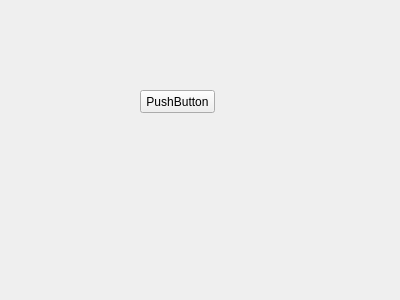
Before: the Qt Designer form PCM/qt_gui/ui/testUi.ui in FLOWERCLOUD/ebpd_vs2015, drawn with Qt 5.
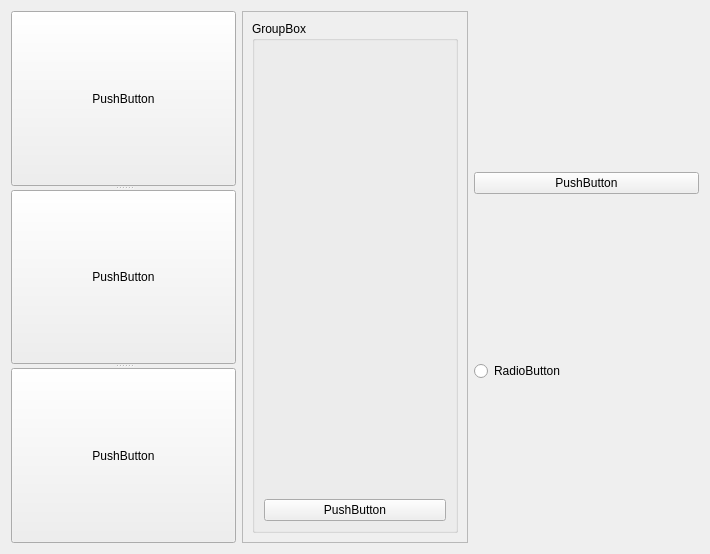
After: the same form once the commit is applied. Icons and pictures are not drawn.

Diff of the .ui file:
```diff
--- a/PCM/qt_gui/ui/testUi.ui
+++ b/PCM/qt_gui/ui/testUi.ui
@@ -6,26 +6,93 @@
    <rect>
     <x>0</x>
     <y>0</y>
-    <width>400</width>
-    <height>300</height>
+    <width>710</width>
+    <height>554</height>
    </rect>
   </property>
   <property name="windowTitle">
    <string>Form</string>
   </property>
-  <widget class="QPushButton" name="pushButton">
-   <property name="geometry">
-    <rect>
-     <x>140</x>
-     <y>90</y>
-     <width>75</width>
-     <height>23</height>
-    </rect>
-   </property>
-   <property name="text">
-    <string>PushButton</string>
-   </property>
-  </widget>
+  <layout class="QHBoxLayout" name="horizontalLayout">
+   <item>
+    <widget class="QSplitter" name="splitter">
+     <property name="orientation">
+      <enum>Qt::Vertical</enum>
+     </property>
+     <widget class="QPushButton" name="pushButton">
+      <property name="text">
+       <string>PushButton</string>
+      </property>
+     </widget>
+     <widget class="QPushButton" name="pushButton_3">
+      <property name="text">
+       <string>PushButton</string>
+      </property>
+     </widget>
+     <widget class="QPushButton" name="pushButton_2">
+      <property name="text">
+       <string>PushButton</string>
+      </property>
+     </widget>
+    </widget>
+   </item>
+   <item>
+    <widget class="QFrame" name="frame">
+     <property name="frameShape">
+      <enum>QFrame::StyledPanel</enum>
+     </property>
+     <property name="frameShadow">
+      <enum>QFrame::Raised</enum>
+     </property>
+     <layout class="QHBoxLayout" name="horizontalLayout_2">
+      <item>
+       <widget class="QGroupBox" name="groupBox">
+        <property name="title">
+         <string>GroupBox</string>
+        </property>
+        <layout class="QVBoxLayout" name="verticalLayout">
+         <item>
+          <widget class="QLabel" name="label">
+           <property name="text">
+            <string/>
+           </property>
+           <property name="pixmap">
+            <pixmap>C:/Users/hehua2015/Pictures/500abe03e3e61.jpg</pixmap>
+           </property>
+          </widget>
+         </item>
+         <item>
+          <widget class="QPushButton" name="pushButton_4">
+           <property name="text">
+            <string>PushButton</string>
+           </property>
+          </widget>
+         </item>
+        </layout>
+       </widget>
+      </item>
+     </layout>
+    </widget>
+   </item>
+   <item>
+    <layout class="QVBoxLayout" name="verticalLayout_2" stretch="0,0">
+     <item>
+      <widget class="QPushButton" name="pushButton_5">
+       <property name="text">
+        <string>PushButton</string>
+       </property>
+      </widget>
+     </item>
+     <item>
+      <widget class="QRadioButton" name="radioButton">
+       <property name="text">
+        <string>RadioButton</string>
+       </property>
+      </widget>
+     </item>
+    </layout>
+   </item>
+  </layout>
  </widget>
  <resources/>
  <connections/>
```
